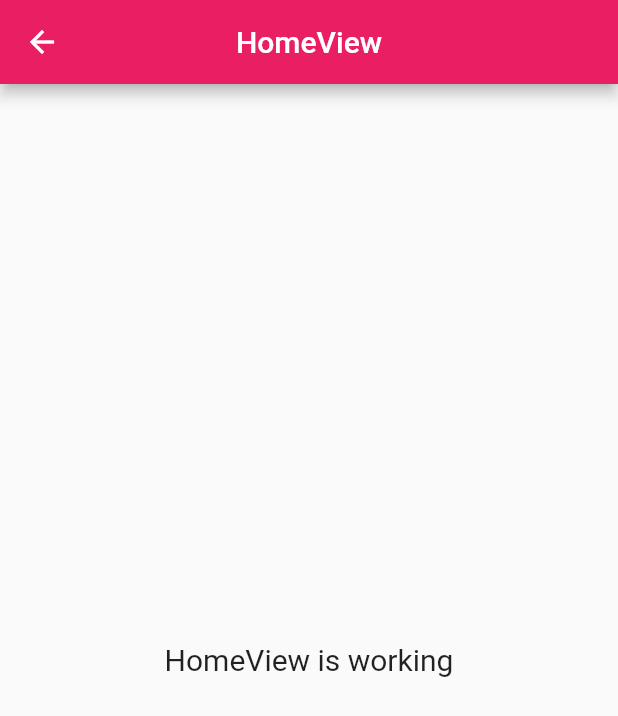
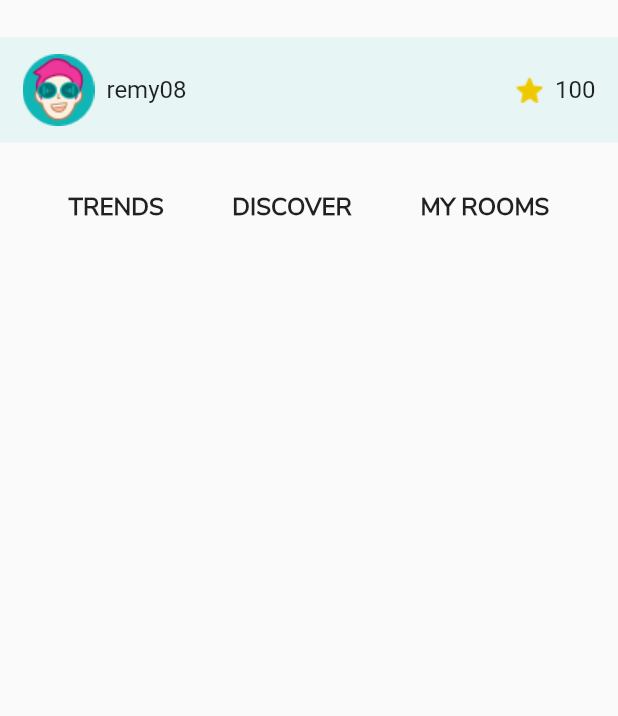
Before and after one commit to yosefyosef13054/pandora, a Flutter app: the HomeView screen opened by its route, on a phone screen of 412 x 824 dp. Shown: the top 716 px of the screen. Run offline on Flutter 3.47's test engine with Material 2 defaults, Android fonts, the phone set to English and light mode, and no system bars; our stand-ins replace avatar_glow, get, speech_to_text; missing offline and left inert: highlight_text.

Commit message:
homeScreen basic Functionality

```diff
--- a/lib/app/modules/home/controllers/home_controller.dart
+++ b/lib/app/modules/home/controllers/home_controller.dart
@@ -3,7 +3,9 @@ import 'package:get/get.dart';
 class HomeController extends GetxController {
   //TODO: Implement HomeController
 
-  final count = 0.obs;
+  final selected = 0.obs;
+  void selectTap(value) => selected.value = value;
+
   @override
   void onInit() {
     super.onInit();
@@ -16,5 +18,4 @@ class HomeController extends GetxController {
 
   @override
   void onClose() {}
-  void increment() => count.value++;
 }
--- a/lib/app/modules/home/views/home_view.dart
+++ b/lib/app/modules/home/views/home_view.dart
@@ -7,16 +7,154 @@ import '../controllers/home_controller.dart';
 class HomeView extends GetView<HomeController> {
   @override
   Widget build(BuildContext context) {
+    var height = MediaQuery.of(context).size.height;
+    var width = MediaQuery.of(context).size.width;
     return Scaffold(
-      appBar: AppBar(
-        title: Text('HomeView'),
-        centerTitle: true,
-      ),
-      body: Center(
-        child: Text(
-          'HomeView is working',
-          style: TextStyle(fontSize: 20),
-        ),
+      // appBar: AppBar(
+      //   title: Text('HomeView'),
+      //   centerTitle: true,
+      // ),
+
+      body: Column(
+        children: [
+          SizedBox(
+            height: 25,
+          ),
+          Container(
+            height: 70,
+            width: width,
+            color: Color.fromRGBO(16, 182, 182, 0.08),
+            child: Row(
+              mainAxisAlignment: MainAxisAlignment.spaceBetween,
+              children: [
+                Container(
+                  margin: EdgeInsets.symmetric(horizontal: 15),
+                  child: Row(
+                    children: [
+                      Image.asset('assets/images/smallFaceIcon.png'),
+                      SizedBox(
+                        width: 8,
+                      ),
+                      Text(
+                        'remy08',
+                        style: TextStyle(fontSize: 16),
+                      ),
+                    ],
+                  ),
+                ),
+                Container(
+                  margin: EdgeInsets.symmetric(horizontal: 15),
+                  child: Row(
+                    children: [
+                      Image.asset('assets/images/Vector.png'),
+                      SizedBox(
+                        width: 8,
+                      ),
+                      Text(
+                        '100',
+                        style: TextStyle(fontSize: 16),
+                      ),
+                    ],
+                  ),
+                )
+              ],
+            ),
+          ),
+          SizedBox(
+            height: 32,
+          ),
+          Obx(
+            () => Row(
+              mainAxisAlignment: MainAxisAlignment.spaceEvenly,
+              children: [
+                Obx(
+                  () => InkWell(
+                    onTap: () {
+                      controller.selectTap(1);
+                    },
+                    child: Column(
+                      children: [
+                        Text(
+                          'TRENDS',
+                          style: TextStyle(
+                              fontSize: 16,
+                              fontWeight: FontWeight.w600,
+                              fontFamily: 'NunitoSans'),
+                        ),
+                        SizedBox(
+                          height: 2,
+                        ),
+                        controller.selected.value == 1
+                            ? Container(
+                                width: 56,
+                                height: 2,
+                                color: Color.fromRGBO(215, 70, 239, 1),
+                              )
+                            : Container(),
+                      ],
+                    ),
+                  ),
+                ),
+                Obx(
+                  () => InkWell(
+                    onTap: () {
+                      controller.selectTap(2);
+                    },
+                    child: Column(
+                      children: [
+                        Text(
+                          'DISCOVER',
+                          style: TextStyle(
+                              fontSize: 16,
+                              fontWeight: FontWeight.w600,
+                              fontFamily: 'NunitoSans'),
+                        ),
+                        SizedBox(
+                          height: 2,
+                        ),
+                        controller.selected.value == 2
+                            ? Container(
+                                width: 56,
+                                height: 2,
+                                color: Color.fromRGBO(215, 70, 239, 1),
+                              )
+                            : Container(),
+                      ],
+                    ),
+                  ),
+                ),
+                Obx(
+                  () => InkWell(
+                    onTap: () {
+                      controller.selectTap(3);
+                    },
+                    child: Column(
+                      children: [
+                        Text(
+                          'MY ROOMS',
+                          style: TextStyle(
+                              fontSize: 16,
+                              fontWeight: FontWeight.w600,
+                              fontFamily: 'NunitoSans'),
+                        ),
+                        SizedBox(
+                          height: 2,
+                        ),
+                        controller.selected.value == 3
+                            ? Container(
+                                width: 56,
+                                height: 2,
+                                color: Color.fromRGBO(215, 70, 239, 1),
+                              )
+                            : Container(),
+                      ],
+                    ),
+                  ),
+                ),
+              ],
+            ),
+          ),
+        ],
       ),
     );
   }
--- a/lib/app/modules/onboarding_screens/controllers/onboarding_screens_controller.dart
+++ b/lib/app/modules/onboarding_screens/controllers/onboarding_screens_controller.dart
@@ -20,6 +20,16 @@ class OnboardingScreensController extends GetxController {
         onStatus: (val) {
           print('onStatus: $val');
           isListening.value = val == 'notListening' ? false : true;
+          // Future.delayed(Duration(seconds: 2), () {
+          //   if (text.value.substring(0) == 'm') {
+          //     print('mele');
+          //   }
+          // });
+          // if (isListening.value == false) {
+          //   if (text.value.substring(0) == 'm') {
+          //     print('mele');
+          //   }
+          // }
         },
         onError: (val) {
           isListening.value = false;
@@ -40,7 +50,20 @@ class OnboardingScreensController extends GetxController {
     } else {
       isListening.value = false;
       speech.stop();
+      // print(text.value);
+      // Future.delayed(Duration(seconds: 2), () {
+      //   if (text.value.substring(0) == 'm') {
+      //     print('mele');
+      //   }
+      // });
     }
+    Future.delayed(Duration(seconds: 7), () {
+      print(text.value);
+      print(text.value.toString().substring(0));
+      if (text.value.substring(0) == 'm') {
+        print('mele');
+      }
+    });
   }
 
   ///sound to text vars
--- a/lib/app/modules/onboarding_screens/views/onboarding_screens_view.dart
+++ b/lib/app/modules/onboarding_screens/views/onboarding_screens_view.dart
@@ -102,7 +102,11 @@ class OnboardingScreensView extends GetView<OnboardingScreensController> {
               SizedBox(
                 height: 60,
               ),
-              Center(
+              InkWell(
+                onTap: () {
+                  Navigator.pushNamed(context, '/home');
+                },
+                child: Center(
                   child: Container(
                     height: 56,
                     width: 240,
@@ -119,6 +123,7 @@ class OnboardingScreensView extends GetView<OnboardingScreensController> {
                             color: Color.fromRGBO(198, 190, 209, 1), width: 2),
                         // color: Color.fromRGBO(198, 190, 209, 1),
                         borderRadius: BorderRadius.circular(24)),
+                  ),
                 ),
               ),
               SizedBox(
```
Also changed, not shown: assets/images/Vector.png (added), assets/images/smallFaceIcon.png (added), 2 other files. Lines whose indentation alone changed are shown as unchanged.
